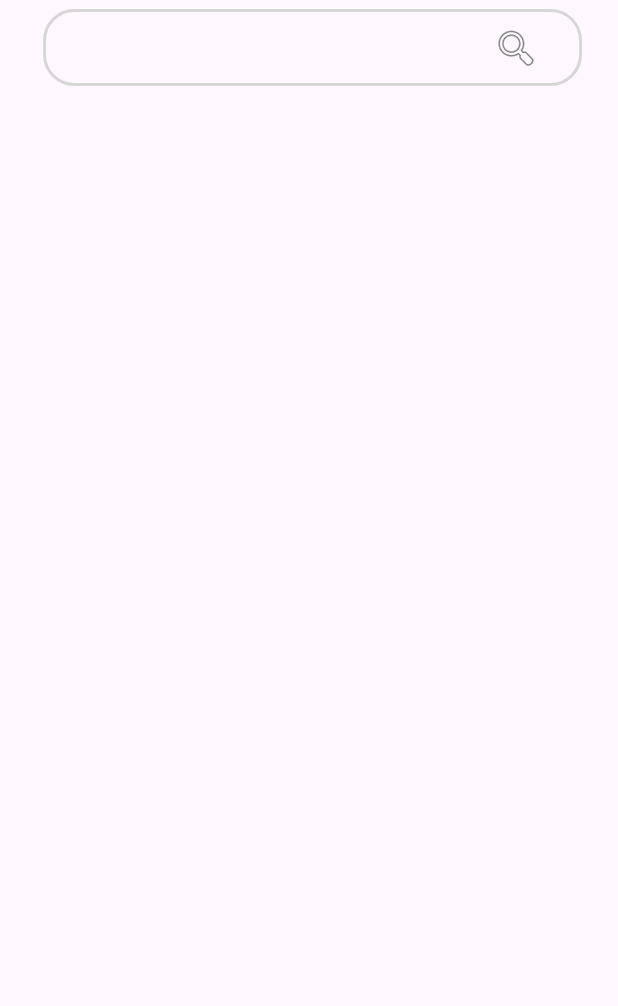
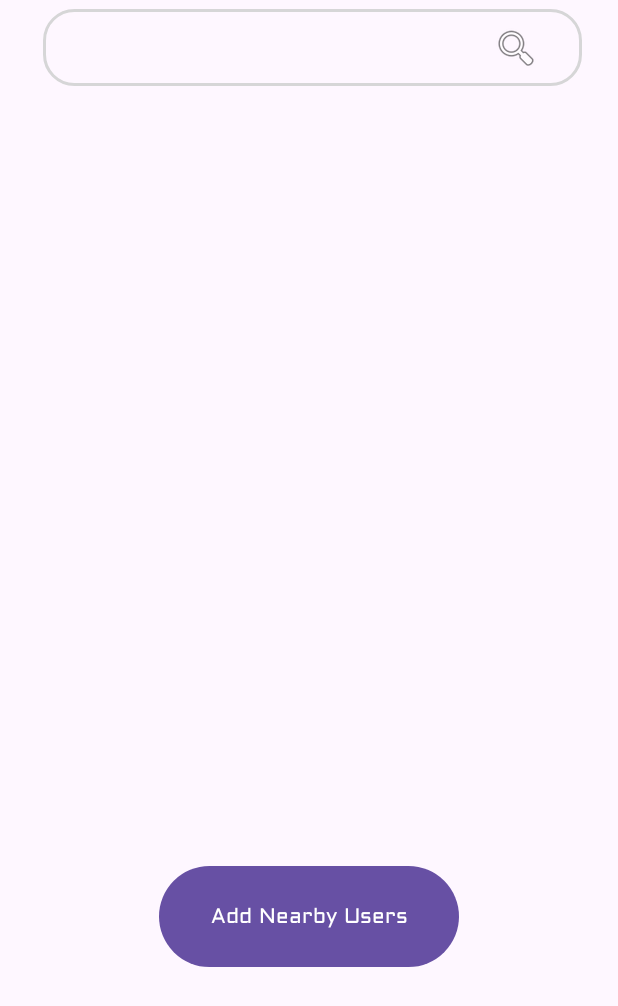
Before and after one commit to mar19a/HiFive, an Android app: the layout fragment_search.xml on its own in the app's theme, with its tools: preview values and no code run, on a phone screen of 412 x 824 dp. Shown: the top 1006 px of the screen. Run offline under Robolectric (Android 15) with nearby library versions, the phone set to English and light mode, and no system bars.

Commit message:
Implemented Nearby Connections Data Exchange (temp data)

```diff
--- a/app/src/main/AndroidManifest.xml
+++ b/app/src/main/AndroidManifest.xml
@@ -45,6 +45,10 @@
             android:name=".SignUpActivity"
             android:exported="false" />
         <activity
+            android:name=".AddUserActivity"
+            android:exported="false"
+            android:label="AddUserActivity"/>
+        <activity
             android:name=".MainActivity"
             android:exported="true">
             <intent-filter>
--- a/app/src/main/res/layout/fragment_search.xml
+++ b/app/src/main/res/layout/fragment_search.xml
@@ -22,12 +22,14 @@
 
     </EditText>
 
-    <ImageView
-        android:id="@+id/testQr"
+    <Button
+        android:id="@+id/addUsersButton"
         android:layout_width="200dp"
-        android:layout_height="200dp"
+        android:layout_height="75dp"
+        android:text="Add Nearby Users"
         android:layout_marginTop="24dp"
-        android:layout_marginStart="24dp"
+        app:layout_constraintBottom_toBottomOf="parent"
+        app:layout_constraintEnd_toEndOf="parent"
         app:layout_constraintStart_toStartOf="parent"
         app:layout_constraintTop_toBottomOf="@+id/rv" />
 
```
Also changed, not shown: app/src/main/java/com/example/hifive/AddUserActivity.kt (+24 -1 lines), app/src/main/java/com/example/hifive/fragments/SearchFragment.kt (+10 -1 lines), app/src/main/res/layout/activity_add_user.xml (+21 -0 lines).
